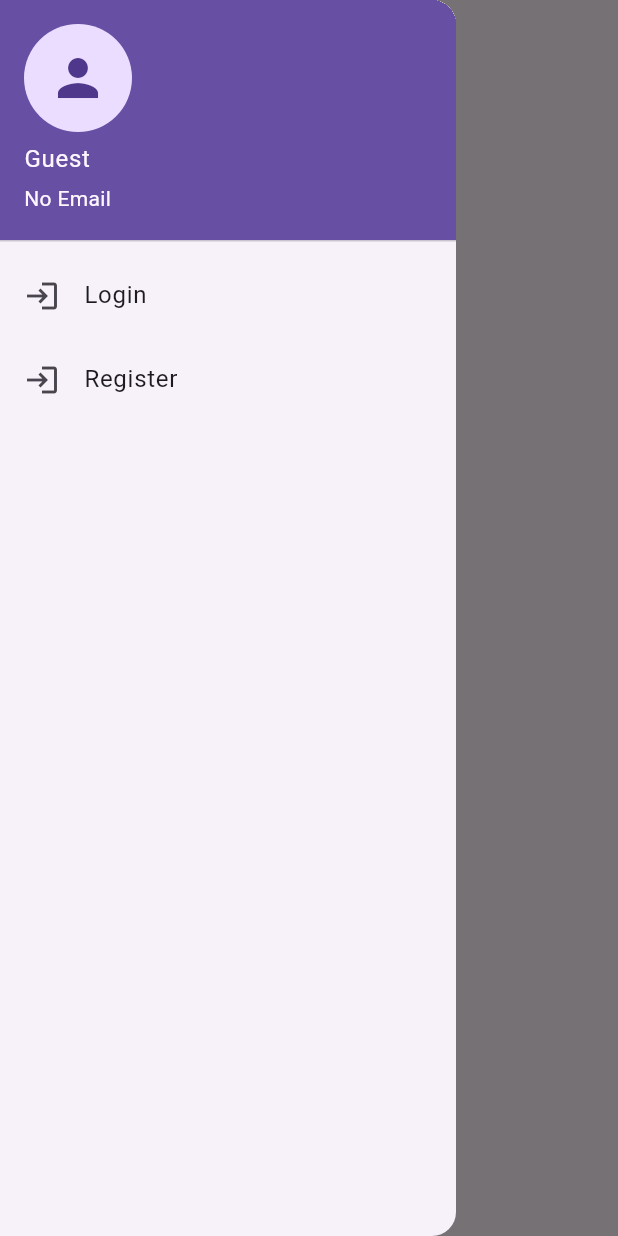
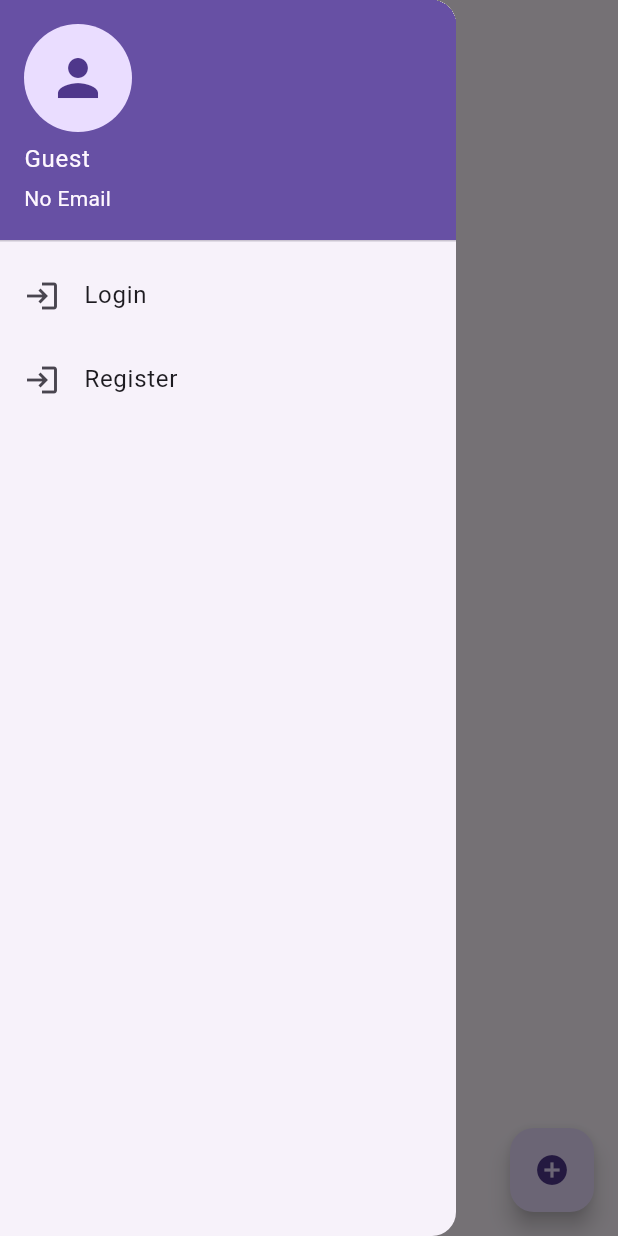
Before and after one commit to vprabhu1771/flutter_supabase_zegocloud_chat_app, a Flutter app: the screen it shows after launch, with the side drawer open, on a phone screen of 412 x 824 dp. Run offline on Flutter 3.47's test engine with Material 3 defaults, Android fonts, the phone set to English and light mode, and no system bars; our stand-ins replace flutter_dotenv, flutter_secure_storage, fluttertoast, image_picker, supabase_flutter; accounts and stored records are empty.

Commit message:
floatingActionButton added to Home Screen

```diff
--- a/lib/screens/HomeScreen.dart
+++ b/lib/screens/HomeScreen.dart
@@ -1,4 +1,5 @@
 import 'package:flutter/material.dart';
+import 'package:flutter_supabase_zegocloud_chat_app/screens/NewChatScreen.dart';
 import '../widgets/CustomDrawer.dart';
 
 class HomeScreen extends StatefulWidget {
@@ -22,6 +23,16 @@ class _HomeScreenState extends State<HomeScreen> {
       body: Center(
         child: Text(widget.title),
       ),
+      floatingActionButton: FloatingActionButton(
+        onPressed: () {
+          Navigator.push(
+            context,
+            MaterialPageRoute(builder: (context) => NewChatScreen(title: 'New Chat')),
+          );
+        },
+        child: const Icon(Icons.add_circle),
+        tooltip: 'View Users',
+      ),
     );
   }
 }
```
